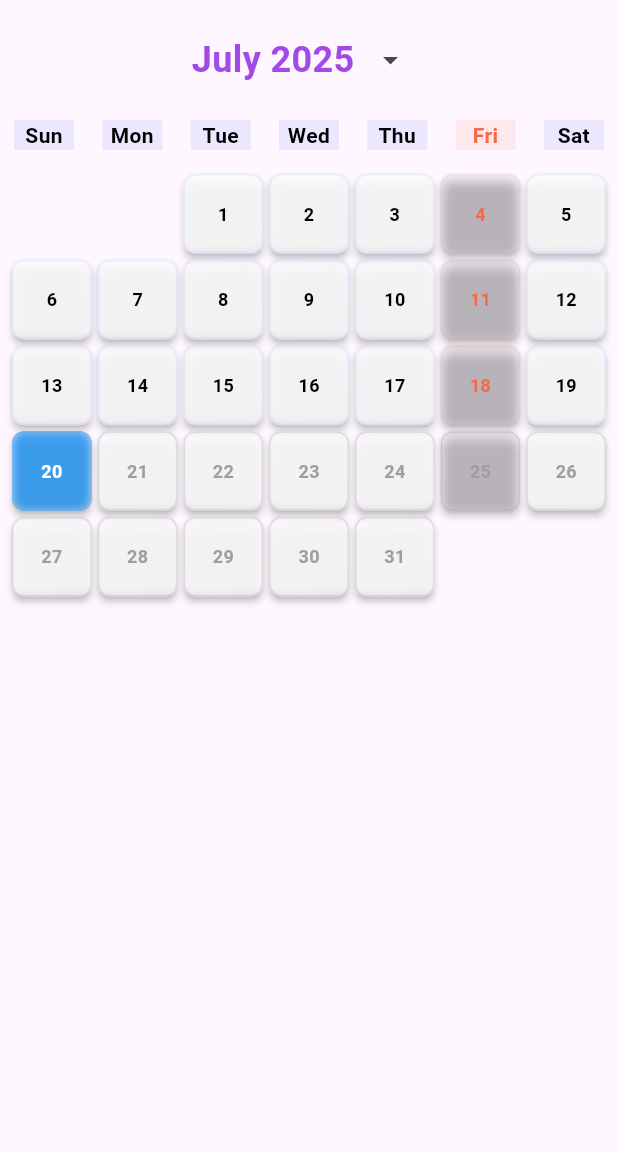
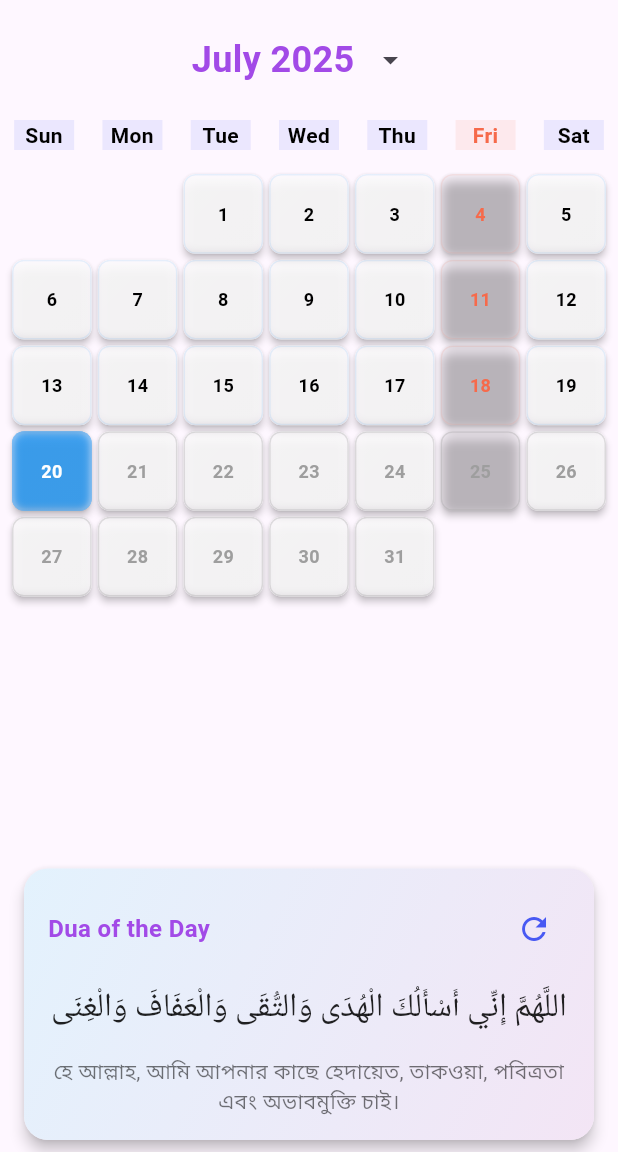
Before and after one commit to Muhit10/sodaka_planner, a Flutter app: the screen it shows after launch, on a phone screen of 412 x 824 dp, the part 84-1236 px from its top. Run offline on Flutter 3.47's test engine with Material 3 defaults, Android fonts, the phone set to English and light mode, and no system bars; our stand-ins replace google_fonts, shared_preferences.

Commit message:
feat(home): add daily dua card with random selection
- Add Dua model with JSON loading and random selection functionality
- Create DuaCard widget with arabic/bangla display and refresh button
- Include google_fonts dependency for arabic text styling
- Add path_provider_foundation plugin for asset loading
- Add dua_list.json asset file with sample duas

```diff
--- /dev/null
+++ b/assets/dua_list.json
@@ -0,0 +1,30 @@
+[
+  {
+    "arabic": "بِسْمِ اللَّهِ الرَّحْمَنِ الرَّحِيمِ",
+    "bangla": "শুরু করছি আল্লাহর নামে যিনি পরম করুণাময়, অতি দয়ালু।"
+  },
+  {
+    "arabic": "رَبَّنَا آتِنَا فِي الدُّنْيَا حَسَنَةً وَفِي الْآخِرَةِ حَسَنَةً وَقِنَا عَذَابَ النَّارِ",
+    "bangla": "হে আমাদের প্রভু, আমাদের দুনিয়াতে কল্যাণ দাও এবং আখিরাতেও কল্যাণ দাও, আর আমাদেরকে আগুনের শাস্তি থেকে রক্ষা করো।"
+  },
+  {
+    "arabic": "اللَّهُمَّ إِنِّي أَسْأَلُكَ الْهُدَى وَالتُّقَى وَالْعَفَافَ وَالْغِنَى",
+    "bangla": "হে আল্লাহ, আমি আপনার কাছে হেদায়েত, তাকওয়া, পবিত্রতা এবং অভাবমুক্তি চাই।"
+  },
+  {
+    "arabic": "رَبِّ اغْفِرْ لِي وَلِوَالِدَيَّ وَلِلْمُؤْمِنِينَ يَوْمَ يَقُومُ الْحِسَابُ",
+    "bangla": "হে আমার প্রভু, আমাকে ক্ষমা করুন, আমার পিতা-মাতাকে ক্ষমা করুন এবং সকল মুমিনকে ক্ষমা করুন যেদিন হিসাব কায়েম হবে।"
+  },
+  {
+    "arabic": "اللَّهُمَّ إِنِّي أَعُوذُ بِكَ مِنْ الْهَمِّ وَالْحَزَنِ، وَالْعَجْزِ وَالْكَسَلِ، وَالْبُخْلِ وَالْجُبْنِ، وَضَلَعِ الدَّيْنِ، وَغَلَبَةِ الرِّجَالِ",
+    "bangla": "হে আল্লাহ, আমি আপনার কাছে আশ্রয় চাই দুশ্চিন্তা ও দুঃখ থেকে, অক্ষমতা ও অলসতা থেকে, কৃপণতা ও ভীরুতা থেকে, ঋণের বোঝা ও মানুষের প্রাধান্য থেকে।"
+  },
+  {
+    "arabic": "اللَّهُمَّ أَعِنِّي عَلَى ذِكْرِكَ وَشُكْرِكَ وَحُسْنِ عِبَادَتِكَ",
+    "bangla": "হে আল্লাহ, আপনার স্মরণ করতে, আপনার শোকর আদায় করতে এবং উত্তমরূপে আপনার ইবাদত করতে আমাকে সাহায্য করুন।"
+  },
+  {
+    "arabic": "اللَّهُمَّ إِنِّي أَسْأَلُكَ عِلْمًا نَافِعًا، وَرِزْقًا طَيِّبًا، وَعَمَلًا مُتَقَبَّلًا",
+    "bangla": "হে আল্লাহ, আমি আপনার কাছে উপকারী জ্ঞান, পবিত্র রিযিক এবং কবুলযোগ্য আমল চাই।"
+  }
+]
--- /dev/null
+++ b/lib/models/dua.dart
@@ -0,0 +1,40 @@
+import 'dart:convert';
+import 'dart:math';
+import 'package:flutter/services.dart';
+
+class Dua {
+  final String arabic;
+  final String bangla;
+
+  Dua({required this.arabic, required this.bangla});
+
+  factory Dua.fromJson(Map<String, dynamic> json) =>
+    Dua(
+      arabic: json['arabic'] as String,
+      bangla: json['bangla'] as String
+    );
+
+  static Future<List<Dua>> loadDuas() async {
+    try {
+      final String jsonString = await rootBundle.loadString('assets/dua_list.json');
+      final List<dynamic> jsonList = json.decode(jsonString) as List<dynamic>;
+      return jsonList.map((e) => Dua.fromJson(e as Map<String, dynamic>)).toList();
+    } catch (e) {
+      // Return an empty list if there's an error loading the file
+      return [];
+    }
+  }
+
+  static Dua getRandomDua(List<Dua> duas) {
+    if (duas.isEmpty) {
+      // Return a default dua if the list is empty
+      return Dua(
+        arabic: 'بِسْمِ اللَّهِ الرَّحْمَنِ الرَّحِيمِ',
+        bangla: 'শুরু করছি আল্লাহর নামে যিনি পরম করুণাময়, অতি দয়ালু।'
+      );
+    }
+
+    final random = Random();
+    return duas[random.nextInt(duas.length)];
+  }
+}
--- a/lib/screens/home_screen.dart
+++ b/lib/screens/home_screen.dart
@@ -2,8 +2,12 @@ import 'package:flutter/material.dart';
 import 'package:intl/intl.dart';
 import 'package:provider/provider.dart';
 import 'dart:ui';
+import 'dart:math';
+import 'dart:convert';
 import 'day_screen.dart';
 import 'dashboard_screen.dart';
+import '../models/dua.dart';
+import '../widgets/dua_card.dart';
 
 class HomeScreen extends StatelessWidget {
   const HomeScreen({Key? key}) : super(key: key);
@@ -47,7 +51,14 @@ class HomeScreen extends StatelessWidget {
           ),
         ],
       ),
-      body: const CalendarWidget(),
+      body: const Column(
+        children: [
+          Expanded(
+            child: CalendarWidget(),
+          ),
+          DuaCardWidget(),
+        ],
+      ),
     );
   }
 }
@@ -347,3 +358,69 @@ class CalendarDay extends StatelessWidget {
     );
   }
 }
+
+class DuaCardWidget extends StatefulWidget {
+  const DuaCardWidget({Key? key}) : super(key: key);
+
+  @override
+  State<DuaCardWidget> createState() => _DuaCardWidgetState();
+}
+
+class _DuaCardWidgetState extends State<DuaCardWidget> {
+  List<Dua> _duas = [];
+  Dua? _currentDua;
+  bool _isLoading = true;
+
+  @override
+  void initState() {
+    super.initState();
+    _loadDuas();
+  }
+
+  Future<void> _loadDuas() async {
+    try {
+      final loadedDuas = await Dua.loadDuas();
+      setState(() {
+        _duas = loadedDuas;
+        _currentDua = Dua.getRandomDua(_duas);
+        _isLoading = false;
+      });
+    } catch (e) {
+      setState(() {
+        _isLoading = false;
+        // Set a default dua in case of error
+        _currentDua = Dua(
+          arabic: 'بِسْمِ اللَّهِ الرَّحْمَنِ الرَّحِيمِ',
+          bangla: 'শুরু করছি আল্লাহর নামে যিনি পরম করুণাময়, অতি দয়ালু।'
+        );
+      });
+    }
+  }
+
+  void _refreshDua() {
+    if (_duas.isNotEmpty) {
+      setState(() {
+        _currentDua = Dua.getRandomDua(_duas);
+      });
+    }
+  }
+
+  @override
+  Widget build(BuildContext context) {
+    if (_isLoading) {
+      return const Center(
+        child: Padding(
+          padding: EdgeInsets.all(16.0),
+          child: CircularProgressIndicator(),
+        ),
+      );
+    }
+
+    return _currentDua == null
+        ? const SizedBox.shrink()
+        : DuaCard(
+            dua: _currentDua!,
+            onRefresh: _refreshDua,
+          );
+  }
+}
--- /dev/null
+++ b/lib/widgets/dua_card.dart
@@ -0,0 +1,83 @@
+import 'package:flutter/material.dart';
+import 'package:google_fonts/google_fonts.dart';
+import '../models/dua.dart';
+
+class DuaCard extends StatelessWidget {
+  final Dua dua;
+  final VoidCallback onRefresh;
+
+  const DuaCard({
+    Key? key,
+    required this.dua,
+    required this.onRefresh,
+  }) : super(key: key);
+
+  @override
+  Widget build(BuildContext context) {
+    return Card(
+      elevation: 4,
+      margin: const EdgeInsets.symmetric(horizontal: 16.0, vertical: 8.0),
+      shape: RoundedRectangleBorder(borderRadius: BorderRadius.circular(16.0)),
+      child: Container(
+        decoration: BoxDecoration(
+          borderRadius: BorderRadius.circular(16.0),
+          gradient: LinearGradient(
+            begin: Alignment.topLeft,
+            end: Alignment.bottomRight,
+            colors: [
+              Colors.blue.shade50,
+              Colors.purple.shade50,
+            ],
+          ),
+        ),
+        padding: const EdgeInsets.all(16.0),
+        child: Column(
+          crossAxisAlignment: CrossAxisAlignment.center,
+          children: [
+            Row(
+              mainAxisAlignment: MainAxisAlignment.spaceBetween,
+              children: [
+                const Text(
+                  'Dua of the Day',
+                  style: TextStyle(
+                    fontSize: 16,
+                    fontWeight: FontWeight.bold,
+                    color: Color(0xFFA24AE7),
+                  ),
+                ),
+                IconButton(
+                  icon: const Icon(
+                    Icons.refresh,
+                    color: Color(0xFF4859F3),
+                  ),
+                  onPressed: onRefresh,
+                  tooltip: 'Show another dua',
+                ),
+              ],
+            ),
+            const SizedBox(height: 12),
+            Text(
+              dua.arabic,
+              textAlign: TextAlign.center,
+              style: GoogleFonts.notoNaskhArabic(
+                fontSize: 22,
+                height: 1.5,
+                color: Colors.black87,
+              ),
+            ),
+            const SizedBox(height: 16),
+            Text(
+              dua.bangla,
+              textAlign: TextAlign.center,
+              style: const TextStyle(
+                fontSize: 14,
+                height: 1.4,
+                color: Colors.black54,
+              ),
+            ),
+          ],
+        ),
+      ),
+    );
+  }
+}
--- a/pubspec.yaml
+++ b/pubspec.yaml
@@ -38,6 +38,7 @@ dependencies:
   intl: ^0.19.0
   shared_preferences: ^2.2.2
   uuid: ^4.3.3
+  google_fonts: ^6.1.0
 
 dev_dependencies:
   flutter_test:
@@ -62,9 +63,8 @@ flutter:
   uses-material-design: true
 
   # To add assets to your application, add an assets section, like this:
-  # assets:
-  #   - images/a_dot_burr.jpeg
-  #   - images/a_dot_ham.jpeg
+  assets:
+    - assets/dua_list.json
 
   # An image asset can refer to one or more resolution-specific "variants", see
   # https://flutter.dev/to/resolution-aware-images
```
Also changed, not shown: flutter_01.png (added), pubspec.lock, 2 other files.
